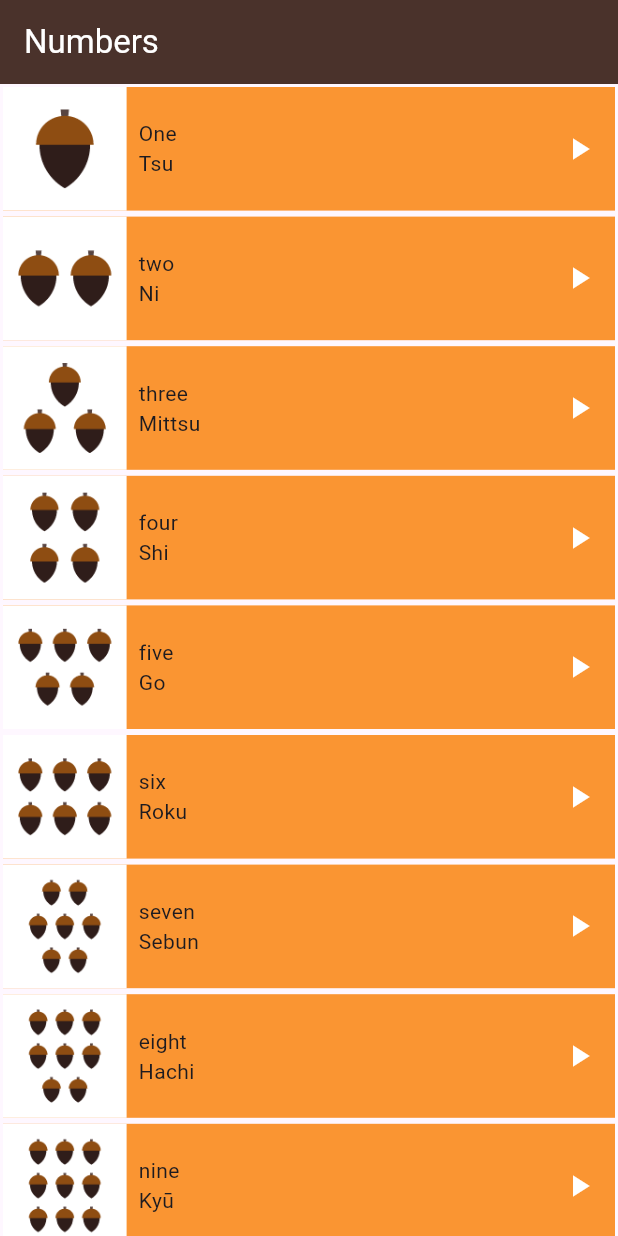
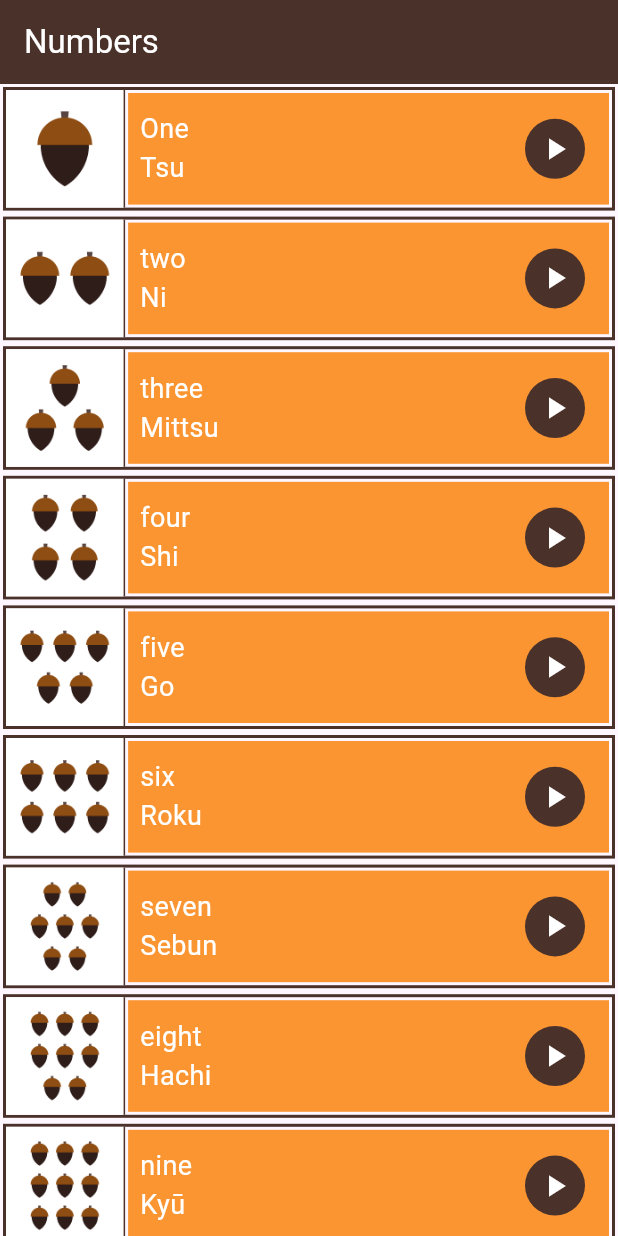
Before and after one commit to wael-saif23/language-app2, a Flutter app: the NumbersPage screen opened directly, on a phone screen of 412 x 824 dp. Run offline on Flutter 3.47's test engine with Material 3 defaults, Android fonts, the phone set to English and light mode, and no system bars; our stand-ins replace audioplayers.

Commit message:
refactor the items & update ui

```diff
--- a/lib/componants/item_componants.dart
+++ b/lib/componants/item_componants.dart
@@ -1,5 +1,6 @@
 import 'package:flutter/material.dart';
 import 'package:language_app/componants/item_image.dart';
+import 'package:language_app/componants/text_sound_item.dart';
 import 'package:language_app/models/item_model.dart';
 
 class ItemComponants extends StatelessWidget {
@@ -16,29 +17,25 @@ class ItemComponants extends StatelessWidget {
     return Padding(
       padding: const EdgeInsets.all(2.0),
       child: Container(
+        decoration: BoxDecoration(
+          border: Border.all(
+            width: 2,
+            color: const Color(0xff4A322B),
+          ),
+        ),
         height: MediaQuery.of(context).size.height * .1,
         width: double.infinity,
-        color: color,
         child: Row(
           children: [
             ItemImage(
               item: item,
             ),
-            Padding(
-              padding: const EdgeInsets.only(left: 8),
-              child: Column(
-                mainAxisAlignment: MainAxisAlignment.center,
-                crossAxisAlignment: CrossAxisAlignment.start,
-                children: [Text(item.engWard), Text(item.japWard)],
-              ),
+            const VerticalDivider(
+                color: Color(0xff4A322B), thickness: 1, width: 1),
+            TextAndSoundItem(
+              item: item,
+              color: color,
             ),
-            const Spacer(),
-            IconButton(
-                onPressed: () {
-                  item.playoudio();
-                },
-                color: Colors.white,
-                icon: const Icon(Icons.play_arrow))
           ],
         ),
       ),
--- a/lib/componants/item_image.dart
+++ b/lib/componants/item_image.dart
@@ -9,9 +9,11 @@ class ItemImage extends StatelessWidget {
   Widget build(BuildContext context) {
     return Container(
       color: Colors.white,
-      child: Image(
-        image: AssetImage(item.imagePath!),
-      ),
+      child: item.imagePath != null
+          ? Image(
+              image: AssetImage(item.imagePath!),
+            )
+          : const SizedBox(),
     );
   }
 }
--- /dev/null
+++ b/lib/componants/text_sound_item.dart
@@ -0,0 +1,60 @@
+import 'package:flutter/material.dart';
+
+import 'package:language_app/models/item_model.dart';
+
+class TextAndSoundItem extends StatelessWidget {
+  const TextAndSoundItem({
+    super.key,
+    required this.item,
+    required this.color,
+  });
+  final ItemsModle item;
+  final Color color;
+
+  @override
+  Widget build(BuildContext context) {
+    return Expanded(
+      child: Padding(
+        padding: const EdgeInsets.all(2.0),
+        child: Container(
+          color: color,
+          child: Row(
+            children: [
+              Padding(
+                padding: const EdgeInsets.only(left: 8),
+                child: Column(
+                  mainAxisAlignment: MainAxisAlignment.center,
+                  crossAxisAlignment: CrossAxisAlignment.start,
+                  children: [
+                    Text(
+                      item.engWard,
+                      style: const TextStyle(color: Colors.white, fontSize: 18),
+                    ),
+                    Text(
+                      item.japWard,
+                      style: const TextStyle(color: Colors.white, fontSize: 18),
+                    )
+                  ],
+                ),
+              ),
+              const Spacer(),
+              Padding(
+                padding: const EdgeInsets.only(right: 16),
+                child: CircleAvatar(
+                  backgroundColor: const Color(0xff4A322B),
+                  radius: 20,
+                  child: IconButton(
+                      onPressed: () {
+                        item.playoudio();
+                      },
+                      color: Colors.white,
+                      icon: const Icon(Icons.play_arrow)),
+                ),
+              )
+            ],
+          ),
+        ),
+      ),
+    );
+  }
+}
```
